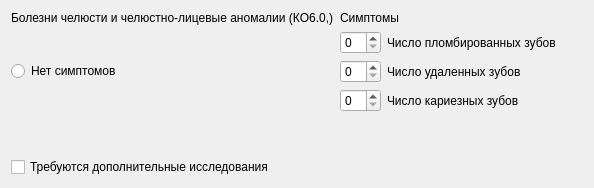
MafuraG/Zubopros, file wp3_2.ui: the form before one commit.
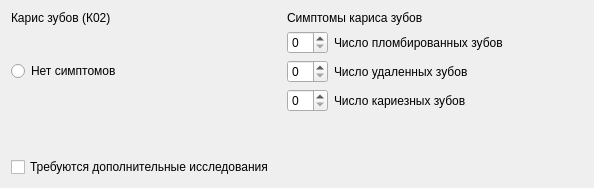
The form after the commit.

The edit to the form file:
```diff
--- a/wp3_2.ui
+++ b/wp3_2.ui
@@ -20,14 +20,14 @@
    <item row="0" column="0">
     <widget class="QLabel" name="label_5">
      <property name="text">
-      <string>Болезни челюсти и челюстно-лицевые аномалии (КО6.0,)</string>
+      <string>Карис зубов (К02)</string>
      </property>
     </widget>
    </item>
    <item row="0" column="1" colspan="2">
     <widget class="QLabel" name="label_32">
      <property name="text">
-      <string>Симптомы</string>
+      <string>Симптомы кариса зубов</string>
      </property>
     </widget>
    </item>
```
